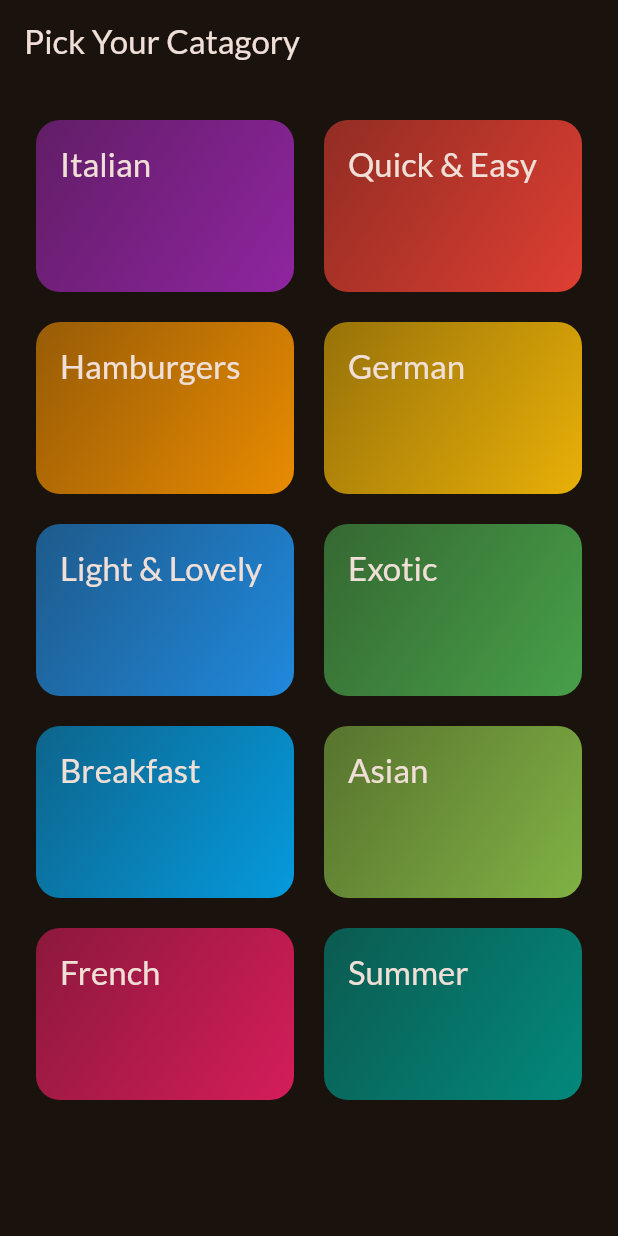
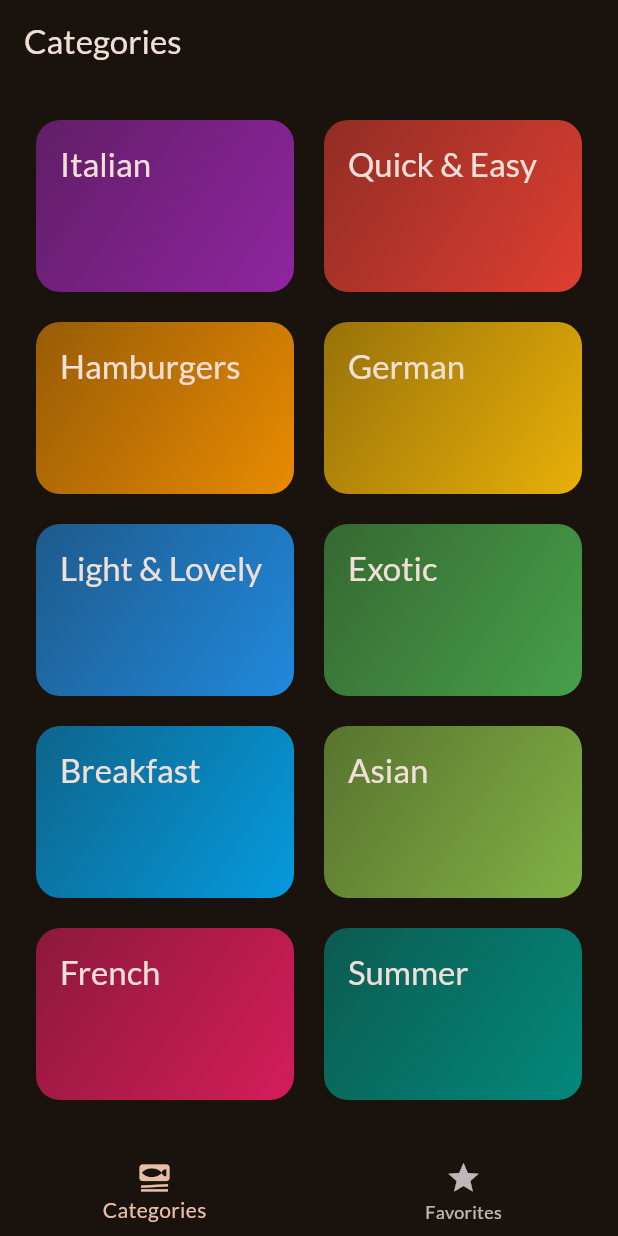
Before and after one commit to Deathknight101/Meals-APP, a Flutter app: the screen it shows after launch, on a phone screen of 412 x 824 dp. Run offline on Flutter 3.47's test engine with Material 2 defaults, Android fonts, the phone set to English and light mode, and no system bars; our stand-ins replace google_fonts, transparent_image.

Commit message:
Adding Favourites

```diff
--- a/lib/main.dart
+++ b/lib/main.dart
@@ -1,7 +1,7 @@
 import 'package:flutter/material.dart';
 import 'package:google_fonts/google_fonts.dart';
-import 'package:meals_app/screens/catagories.dart';
 import 'package:meals_app/screens/meals.dart';
+import 'package:meals_app/screens/tabs.dart';
 
 final theme = ThemeData(
   useMaterial3: true,
@@ -20,6 +20,6 @@ class App extends StatelessWidget {
   const App({super.key});
   @override
   Widget build(BuildContext context) {
-    return MaterialApp(theme: theme, home: const CategoriesScreen());
+    return MaterialApp(theme: theme, home: const TabsScreen());
   }
 }
--- a/lib/screens/catagories.dart
+++ b/lib/screens/catagories.dart
@@ -24,11 +24,7 @@ class CategoriesScreen extends StatelessWidget {
 
   @override
   Widget build(BuildContext context) {
-    return Scaffold(
-      appBar: AppBar(
-        title: const Text('Pick Your Catagory'),
-      ),
-      body: GridView(
+    return GridView(
       padding: const EdgeInsets.all(24),
       gridDelegate: const SliverGridDelegateWithFixedCrossAxisCount(
         crossAxisCount: 2,
@@ -45,7 +41,6 @@ class CategoriesScreen extends StatelessWidget {
             },
           )
       ],
-      ),
     );
   }
 }
--- a/lib/screens/meals.dart
+++ b/lib/screens/meals.dart
@@ -6,11 +6,11 @@ import 'package:meals_app/widgets/meal_item.dart';
 class MealsScreen extends StatelessWidget {
   const MealsScreen({
     super.key,
-    required this.title,
+    this.title,
     required this.meals,
   });
 
-  final String title;
+  final String? title;
   final List<Meal> meals;
 
   void selectMeal(BuildContext context, Meal meal) {
@@ -59,10 +59,13 @@ class MealsScreen extends StatelessWidget {
         ),
       );
     }
+    if (title == null) {
+      return content;
+    }
 
     return Scaffold(
         appBar: AppBar(
-          title: Text(title),
+          title: Text(title!),
         ),
         body: content);
   }
--- /dev/null
+++ b/lib/screens/tabs.dart
@@ -0,0 +1,54 @@
+import 'package:flutter/material.dart';
+import 'package:meals_app/screens/catagories.dart';
+import 'package:meals_app/screens/meals.dart';
+
+class TabsScreen extends StatefulWidget {
+  const TabsScreen({super.key});
+
+  @override
+  State<StatefulWidget> createState() {
+    return _TabsScreenState();
+  }
+}
+
+class _TabsScreenState extends State<TabsScreen> {
+  int _selectedPageIndex = 0;
+
+  void _selectPage(int index) {
+    setState(() {
+      _selectedPageIndex = index;
+    });
+  }
+
+  @override
+  Widget build(BuildContext context) {
+    Widget activePage = CategoriesScreen();
+    var activePageTitles = 'Categories';
+
+    if (_selectedPageIndex == 1) {
+      activePage = const MealsScreen(meals: []);
+      activePageTitles = 'Your Favorites';
+    }
+
+    return Scaffold(
+      appBar: AppBar(
+        title: Text(activePageTitles),
+      ),
+      body: activePage,
+      bottomNavigationBar: BottomNavigationBar(
+        onTap: _selectPage,
+        currentIndex: _selectedPageIndex,
+        items: const [
+          BottomNavigationBarItem(
+            icon: Icon(Icons.set_meal),
+            label: 'Categories',
+          ),
+          BottomNavigationBarItem(
+            icon: Icon(Icons.star),
+            label: 'Favorites',
+          ),
+        ],
+      ),
+    );
+  }
+}
```
Lines whose indentation alone changed are shown as unchanged.
